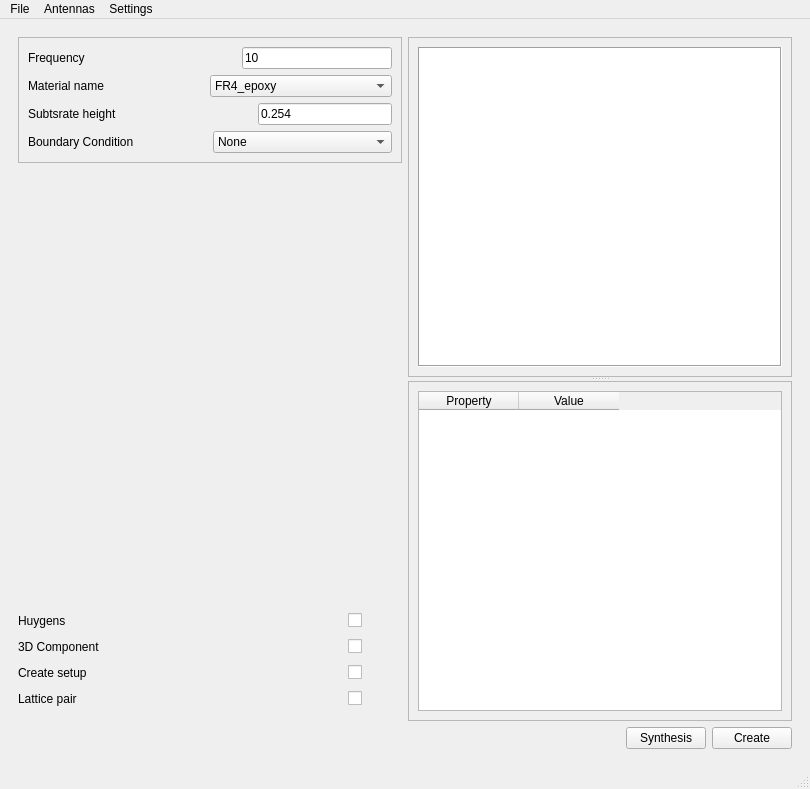
Qt form src/ansys/aedt/toolkits/antennas/MainWindow.ui (ansys/pyaedt-toolkits-antenna) before a commit.
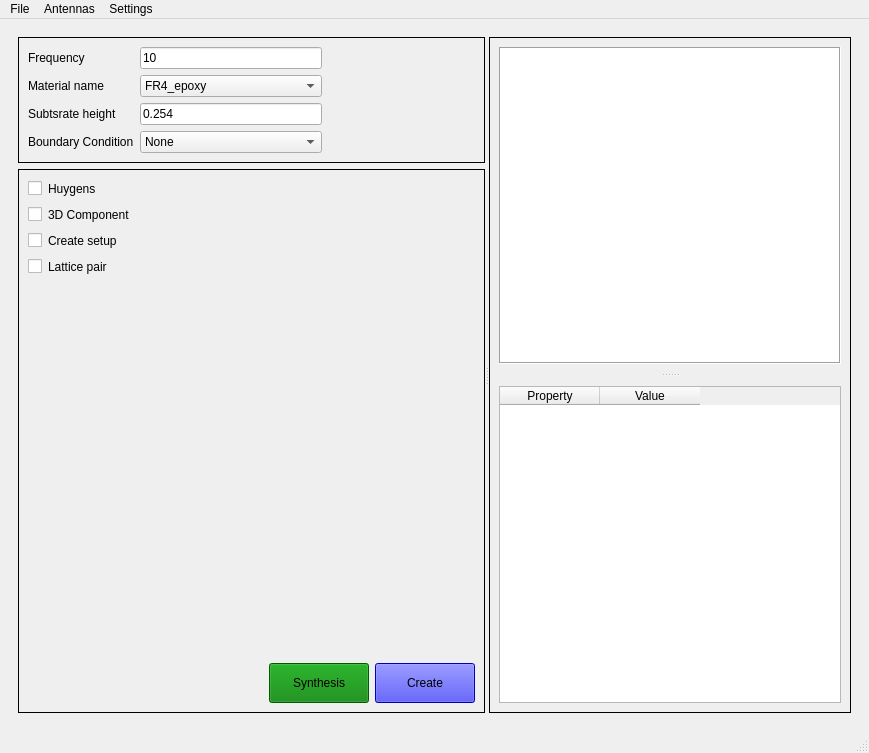
The same form after that commit. Icons and pictures are not drawn.

```diff
--- a/src/ansys/aedt/toolkits/antennas/MainWindow.ui
+++ b/src/ansys/aedt/toolkits/antennas/MainWindow.ui
@@ -6,8 +6,8 @@
    <rect>
     <x>0</x>
     <y>0</y>
-    <width>810</width>
-    <height>789</height>
+    <width>869</width>
+    <height>753</height>
    </rect>
   </property>
   <property name="windowTitle">
@@ -25,72 +25,55 @@
    <layout class="QGridLayout" name="gridLayout_6">
     <item row="0" column="0">
      <widget class="QWidget" name="widget" native="true">
-      <layout class="QGridLayout" name="gridLayout_5">
-       <item row="0" column="1" rowspan="4">
-        <widget class="QSplitter" name="splitter">
+      <layout class="QGridLayout" name="gridLayout_7">
+       <item row="0" column="0">
+        <widget class="QSplitter" name="splitter_2">
+         <property name="sizePolicy">
+          <sizepolicy hsizetype="Expanding" vsizetype="Expanding">
+           <horstretch>0</horstretch>
+           <verstretch>0</verstretch>
+          </sizepolicy>
+         </property>
+         <property name="frameShape">
+          <enum>QFrame::NoFrame</enum>
+         </property>
          <property name="orientation">
-          <enum>Qt::Vertical</enum>
+          <enum>Qt::Horizontal</enum>
          </property>
-         <widget class="QFrame" name="frame">
-          <property name="frameShape">
-           <enum>QFrame::StyledPanel</enum>
-          </property>
-          <property name="frameShadow">
-           <enum>QFrame::Raised</enum>
-          </property>
-          <layout class="QGridLayout" name="gridLayout_4">
-           <item row="0" column="0">
-            <widget class="QGraphicsView" name="graphicsView">
-             <property name="autoFillBackground">
-              <bool>false</bool>
-             </property>
-             <property name="frameShape">
-              <enum>QFrame::Box</enum>
-             </property>
-            </widget>
-           </item>
-          </layout>
-         </widget>
-         <widget class="QFrame" name="frame_2">
-          <property name="frameShape">
-           <enum>QFrame::StyledPanel</enum>
-          </property>
-          <property name="frameShadow">
-           <enum>QFrame::Raised</enum>
-          </property>
-          <layout class="QGridLayout" name="gridLayout_2">
-           <item row="0" column="0">
-            <widget class="QTableWidget" name="tableWidget">
-             <column>
-              <property name="text">
-               <string>Property</string>
-              </property>
-             </column>
-             <column>
-              <property name="text">
-               <string>Value</string>
-              </property>
-             </column>
-            </widget>
-           </item>
-          </layout>
-         </widget>
-        </widget>
-       </item>
-       <item row="0" column="0">
+         <widget class="QWidget" name="">
+          <layout class="QVBoxLayout" name="verticalLayout_4">
+           <item>
         <widget class="QFrame" name="Rect_Patch_w_probe_settings">
+             <property name="enabled">
+              <bool>true</bool>
+             </property>
+             <property name="sizePolicy">
+              <sizepolicy hsizetype="Expanding" vsizetype="Preferred">
+               <horstretch>0</horstretch>
+               <verstretch>0</verstretch>
+              </sizepolicy>
+             </property>
          <property name="frameShape">
-          <enum>QFrame::StyledPanel</enum>
+              <enum>QFrame::Box</enum>
          </property>
          <property name="frameShadow">
-          <enum>QFrame::Raised</enum>
+              <enum>QFrame::Plain</enum>
          </property>
          <property name="lineWidth">
-          <number>12</number>
+              <number>1</number>
          </property>
          <layout class="QGridLayout" name="gridLayout">
-          <item row="1" column="0">
-           <layout class="QHBoxLayout" name="horizontalLayout_2">
+              <item row="0" column="0">
+               <layout class="QHBoxLayout" name="horizontalLayout">
+                <item>
+                 <layout class="QVBoxLayout" name="verticalLayout_2">
+                  <item>
+                   <widget class="QLabel" name="label_4">
+                    <property name="text">
+                     <string>Frequency</string>
+                    </property>
+                   </widget>
+                  </item>
             <item>
              <widget class="QLabel" name="label_5">
               <property name="text">
@@ -99,6 +82,37 @@
              </widget>
             </item>
             <item>
+                   <widget class="QLabel" name="label_6">
+                    <property name="text">
+                     <string>Subtsrate height</string>
+                    </property>
+                   </widget>
+                  </item>
+                  <item>
+                   <widget class="QLabel" name="label_7">
+                    <property name="text">
+                     <string>Boundary Condition</string>
+                    </property>
+                   </widget>
+                  </item>
+                 </layout>
+                </item>
+                <item>
+                 <layout class="QVBoxLayout" name="verticalLayout">
+                  <item>
+                   <widget class="QLineEdit" name="lineEdit">
+                    <property name="sizePolicy">
+                     <sizepolicy hsizetype="Preferred" vsizetype="Fixed">
+                      <horstretch>0</horstretch>
+                      <verstretch>0</verstretch>
+                     </sizepolicy>
+                    </property>
+                    <property name="text">
+                     <string>10</string>
+                    </property>
+                   </widget>
+                  </item>
+                  <item>
              <widget class="QComboBox" name="comboBox">
               <item>
                <property name="text">
@@ -117,61 +131,6 @@
               </item>
              </widget>
             </item>
-           </layout>
-          </item>
-          <item row="0" column="0">
-           <layout class="QHBoxLayout" name="horizontalLayout">
-            <item>
-             <widget class="QLabel" name="label_4">
-              <property name="text">
-               <string>Frequency</string>
-              </property>
-             </widget>
-            </item>
-            <item>
-             <spacer name="horizontalSpacer_2">
-              <property name="orientation">
-               <enum>Qt::Horizontal</enum>
-              </property>
-              <property name="sizeHint" stdset="0">
-               <size>
-                <width>40</width>
-                <height>20</height>
-               </size>
-              </property>
-             </spacer>
-            </item>
-            <item>
-             <widget class="QLineEdit" name="lineEdit">
-              <property name="text">
-               <string>10</string>
-              </property>
-             </widget>
-            </item>
-           </layout>
-          </item>
-          <item row="2" column="0">
-           <layout class="QHBoxLayout" name="horizontalLayout_3">
-            <item>
-             <widget class="QLabel" name="label_6">
-              <property name="text">
-               <string>Subtsrate height</string>
-              </property>
-             </widget>
-            </item>
-            <item>
-             <spacer name="horizontalSpacer_3">
-              <property name="orientation">
-               <enum>Qt::Horizontal</enum>
-              </property>
-              <property name="sizeHint" stdset="0">
-               <size>
-                <width>40</width>
-                <height>20</height>
-               </size>
-              </property>
-             </spacer>
-            </item>
             <item>
              <widget class="QLineEdit" name="lineEdit_2">
               <property name="text">
@@ -179,17 +138,6 @@
               </property>
              </widget>
             </item>
-           </layout>
-          </item>
-          <item row="3" column="0">
-           <layout class="QHBoxLayout" name="horizontalLayout_4">
-            <item>
-             <widget class="QLabel" name="label_7">
-              <property name="text">
-               <string>Boundary Condition</string>
-              </property>
-             </widget>
-            </item>
             <item>
              <widget class="QComboBox" name="comboBox_2">
               <item>
@@ -217,25 +165,101 @@
            </layout>
           </item>
          </layout>
-        </widget>
-       </item>
-       <item row="1" column="0">
-        <spacer name="verticalSpacer_2">
+              </item>
+              <item row="0" column="1">
+               <spacer name="horizontalSpacer_2">
          <property name="orientation">
-          <enum>Qt::Vertical</enum>
+                 <enum>Qt::Horizontal</enum>
          </property>
          <property name="sizeHint" stdset="0">
           <size>
-           <width>20</width>
-           <height>40</height>
+                  <width>40</width>
+                  <height>20</height>
           </size>
          </property>
         </spacer>
        </item>
+             </layout>
+            </widget>
+           </item>
+           <item>
+            <widget class="QFrame" name="frame_3">
+             <property name="frameShape">
+              <enum>QFrame::Box</enum>
+             </property>
+             <property name="frameShadow">
+              <enum>QFrame::Plain</enum>
+             </property>
+             <layout class="QGridLayout" name="gridLayout_5">
        <item row="2" column="0">
+               <layout class="QHBoxLayout" name="horizontalLayout_11">
+                <item>
+                 <spacer name="horizontalSpacer">
+                  <property name="orientation">
+                   <enum>Qt::Horizontal</enum>
+                  </property>
+                  <property name="sizeHint" stdset="0">
+                   <size>
+                    <width>40</width>
+                    <height>20</height>
+                   </size>
+                  </property>
+                 </spacer>
+                </item>
+                <item>
+                 <widget class="QPushButton" name="pushButton">
+                  <property name="enabled">
+                   <bool>true</bool>
+                  </property>
+                  <property name="sizePolicy">
+                   <sizepolicy hsizetype="Minimum" vsizetype="Fixed">
+                    <horstretch>0</horstretch>
+                    <verstretch>0</verstretch>
+                   </sizepolicy>
+                  </property>
+                  <property name="minimumSize">
+                   <size>
+                    <width>100</width>
+                    <height>40</height>
+                   </size>
+                  </property>
+                  <property name="styleSheet">
+                   <string notr="true">background-color : green</string>
+                  </property>
+                  <property name="text">
+                   <string>Synthesis</string>
+                  </property>
+                 </widget>
+                </item>
+                <item>
+                 <widget class="QPushButton" name="pushButton_2">
+                  <property name="minimumSize">
+                   <size>
+                    <width>100</width>
+                    <height>40</height>
+                   </size>
+                  </property>
+                  <property name="styleSheet">
+                   <string notr="true">background-color : blue</string>
+                  </property>
+                  <property name="text">
+                   <string>Create</string>
+                  </property>
+                 </widget>
+                </item>
+               </layout>
+              </item>
+              <item row="0" column="0">
         <layout class="QGridLayout" name="gridLayout_3">
          <item row="0" column="0">
           <layout class="QHBoxLayout" name="horizontalLayout_5">
+                  <item>
+                   <widget class="QCheckBox" name="checkBox_4">
+                    <property name="text">
+                     <string/>
+                    </property>
+                   </widget>
+                  </item>
            <item>
             <widget class="QLabel" name="label_8">
              <property name="text">
@@ -243,36 +267,13 @@
              </property>
             </widget>
            </item>
-           <item>
-            <spacer name="horizontalSpacer_5">
-             <property name="orientation">
-              <enum>Qt::Horizontal</enum>
-             </property>
-             <property name="sizeType">
-              <enum>QSizePolicy::Expanding</enum>
-             </property>
-             <property name="sizeHint" stdset="0">
-              <size>
-               <width>107</width>
-               <height>20</height>
-              </size>
-             </property>
-            </spacer>
-           </item>
-           <item>
-            <widget class="QCheckBox" name="checkBox_4">
-             <property name="text">
-              <string/>
-             </property>
-            </widget>
-           </item>
            <item>
             <spacer name="horizontalSpacer_4">
              <property name="orientation">
               <enum>Qt::Horizontal</enum>
              </property>
              <property name="sizeType">
-              <enum>QSizePolicy::Fixed</enum>
+                     <enum>QSizePolicy::Expanding</enum>
              </property>
              <property name="sizeHint" stdset="0">
               <size>
@@ -286,6 +287,13 @@
          </item>
          <item row="1" column="0">
           <layout class="QHBoxLayout" name="horizontalLayout_6">
+                  <item>
+                   <widget class="QCheckBox" name="checkBox_5">
+                    <property name="text">
+                     <string/>
+                    </property>
+                   </widget>
+                  </item>
            <item>
             <widget class="QLabel" name="label_9">
              <property name="text">
@@ -293,36 +301,13 @@
              </property>
             </widget>
            </item>
-           <item>
-            <spacer name="horizontalSpacer_6">
-             <property name="orientation">
-              <enum>Qt::Horizontal</enum>
-             </property>
-             <property name="sizeType">
-              <enum>QSizePolicy::Expanding</enum>
-             </property>
-             <property name="sizeHint" stdset="0">
-              <size>
-               <width>101</width>
-               <height>20</height>
-              </size>
-             </property>
-            </spacer>
-           </item>
-           <item>
-            <widget class="QCheckBox" name="checkBox_5">
-             <property name="text">
-              <string/>
-             </property>
-            </widget>
-           </item>
            <item>
             <spacer name="horizontalSpacer_8">
              <property name="orientation">
               <enum>Qt::Horizontal</enum>
              </property>
              <property name="sizeType">
-              <enum>QSizePolicy::Fixed</enum>
+                     <enum>QSizePolicy::Expanding</enum>
              </property>
              <property name="sizeHint" stdset="0">
               <size>
@@ -336,6 +321,13 @@
          </item>
          <item row="2" column="0">
           <layout class="QHBoxLayout" name="horizontalLayout_7">
+                  <item>
+                   <widget class="QCheckBox" name="checkBox_6">
+                    <property name="text">
+                     <string/>
+                    </property>
+                   </widget>
+                  </item>
            <item>
             <widget class="QLabel" name="label_10">
              <property name="text">
@@ -343,36 +335,13 @@
              </property>
             </widget>
            </item>
-           <item>
-            <spacer name="horizontalSpacer_7">
-             <property name="orientation">
-              <enum>Qt::Horizontal</enum>
-             </property>
-             <property name="sizeType">
-              <enum>QSizePolicy::Expanding</enum>
-             </property>
-             <property name="sizeHint" stdset="0">
-              <size>
-               <width>108</width>
-               <height>20</height>
-              </size>
-             </property>
-            </spacer>
-           </item>
-           <item>
-            <widget class="QCheckBox" name="checkBox_6">
-             <property name="text">
-              <string/>
-             </property>
-            </widget>
-           </item>
            <item>
             <spacer name="horizontalSpacer_10">
              <property name="orientation">
               <enum>Qt::Horizontal</enum>
              </property>
              <property name="sizeType">
-              <enum>QSizePolicy::Fixed</enum>
+                     <enum>QSizePolicy::Expanding</enum>
              </property>
              <property name="sizeHint" stdset="0">
               <size>
@@ -386,6 +355,13 @@
          </item>
          <item row="3" column="0">
           <layout class="QHBoxLayout" name="horizontalLayout_9">
+                  <item>
+                   <widget class="QCheckBox" name="checkBox_8">
+                    <property name="text">
+                     <string/>
+                    </property>
+                   </widget>
+                  </item>
            <item>
             <widget class="QLabel" name="label_12">
              <property name="text">
@@ -393,36 +369,13 @@
              </property>
             </widget>
            </item>
-           <item>
-            <spacer name="horizontalSpacer_9">
-             <property name="orientation">
-              <enum>Qt::Horizontal</enum>
-             </property>
-             <property name="sizeType">
-              <enum>QSizePolicy::Expanding</enum>
-             </property>
-             <property name="sizeHint" stdset="0">
-              <size>
-               <width>108</width>
-               <height>20</height>
-              </size>
-             </property>
-            </spacer>
-           </item>
-           <item>
-            <widget class="QCheckBox" name="checkBox_8">
-             <property name="text">
-              <string/>
-             </property>
-            </widget>
-           </item>
            <item>
             <spacer name="horizontalSpacer_11">
              <property name="orientation">
               <enum>Qt::Horizontal</enum>
              </property>
              <property name="sizeType">
-              <enum>QSizePolicy::Fixed</enum>
+                     <enum>QSizePolicy::Expanding</enum>
              </property>
              <property name="sizeHint" stdset="0">
               <size>
@@ -436,8 +389,8 @@
          </item>
         </layout>
        </item>
-       <item row="3" column="0" rowspan="2">
-        <spacer name="verticalSpacer">
+              <item row="1" column="0">
+               <spacer name="verticalSpacer_2">
          <property name="orientation">
           <enum>Qt::Vertical</enum>
          </property>
@@ -449,36 +402,70 @@
          </property>
         </spacer>
        </item>
-       <item row="4" column="1">
-        <layout class="QHBoxLayout" name="horizontalLayout_11">
+             </layout>
+            </widget>
+           </item>
+          </layout>
+         </widget>
+         <widget class="QWidget" name="">
+          <layout class="QVBoxLayout" name="verticalLayout_3">
          <item>
-          <spacer name="horizontalSpacer">
+            <widget class="QSplitter" name="splitter">
+             <property name="frameShape">
+              <enum>QFrame::Box</enum>
+             </property>
            <property name="orientation">
-            <enum>Qt::Horizontal</enum>
-           </property>
-           <property name="sizeHint" stdset="0">
-            <size>
-             <width>40</width>
-             <height>20</height>
-            </size>
-           </property>
-          </spacer>
-         </item>
-         <item>
-          <widget class="QPushButton" name="pushButton">
-           <property name="text">
-            <string>Synthesis</string>
-           </property>
-          </widget>
-         </item>
-         <item>
-          <widget class="QPushButton" name="pushButton_2">
+              <enum>Qt::Vertical</enum>
+             </property>
+             <widget class="QFrame" name="frame">
+              <property name="frameShape">
+               <enum>QFrame::NoFrame</enum>
+              </property>
+              <property name="frameShadow">
+               <enum>QFrame::Plain</enum>
+              </property>
+              <layout class="QGridLayout" name="gridLayout_4">
+               <item row="0" column="0">
+                <widget class="QGraphicsView" name="graphicsView">
+                 <property name="autoFillBackground">
+                  <bool>false</bool>
+                 </property>
+                 <property name="frameShape">
+                  <enum>QFrame::Box</enum>
+                 </property>
+                </widget>
+               </item>
+              </layout>
+             </widget>
+             <widget class="QFrame" name="frame_2">
+              <property name="frameShape">
+               <enum>QFrame::NoFrame</enum>
+              </property>
+              <property name="frameShadow">
+               <enum>QFrame::Plain</enum>
+              </property>
+              <layout class="QGridLayout" name="gridLayout_2">
+               <item row="0" column="0">
+                <widget class="QTableWidget" name="tableWidget">
+                 <column>
            <property name="text">
-            <string>Create</string>
-           </property>
+                   <string>Property</string>
+                  </property>
+                 </column>
+                 <column>
+                  <property name="text">
+                   <string>Value</string>
+                  </property>
+                 </column>
           </widget>
          </item>
         </layout>
+             </widget>
+            </widget>
+           </item>
+          </layout>
+         </widget>
+        </widget>
        </item>
       </layout>
      </widget>
@@ -490,8 +477,8 @@
     <rect>
      <x>0</x>
      <y>0</y>
-     <width>810</width>
-     <height>22</height>
+     <width>869</width>
+     <height>21</height>
     </rect>
    </property>
    <widget class="QMenu" name="menuLoad">
```
Left out of the diff: 7 changed lines with no effect on the pictures. Lines whose indentation alone changed are shown as unchanged.
